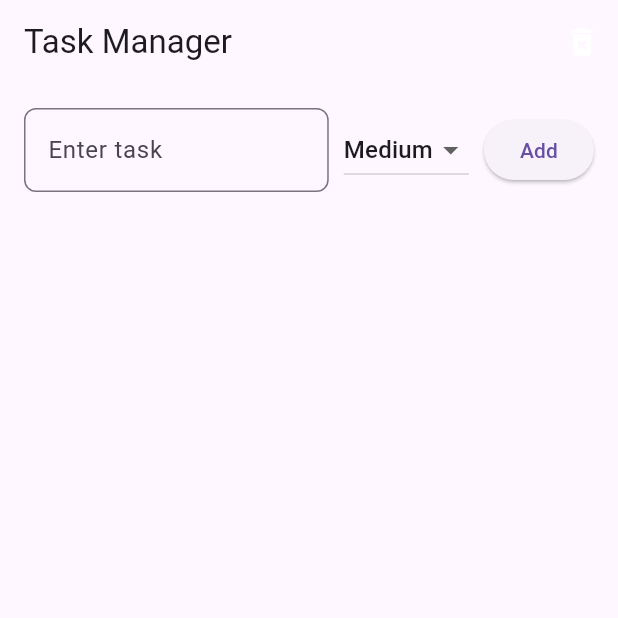
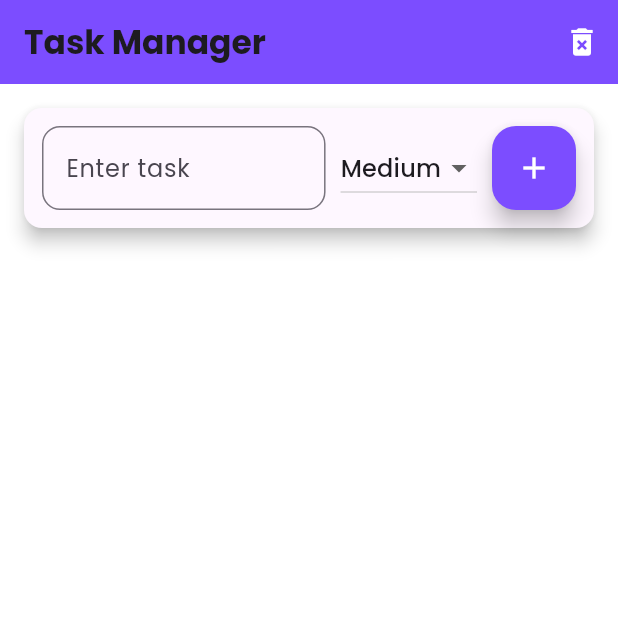
Before and after one commit to leenathreddyj/Task-Manager, a Flutter app: the screen it shows after launch, on a phone screen of 412 x 824 dp, the top half of it. Run offline on Flutter 3.47's test engine with Material 3 defaults, Android fonts, the phone set to English and light mode, and no system bars; our stand-ins replace google_fonts.

Commit message:
Changed the colour theme for better visibility.

```diff
--- a/lib/main.dart
+++ b/lib/main.dart
@@ -1,4 +1,6 @@
+//Venkata Saileenath Reddy Jampala
 import 'package:flutter/material.dart';
+import 'package:google_fonts/google_fonts.dart'; // Ensure you have this package installed using `flutter pub add google_fonts`
 
 void main() {
   runApp(const TaskManagerApp());
@@ -20,10 +22,11 @@ class TaskManagerApp extends StatelessWidget {
   @override
   Widget build(BuildContext context) {
     return MaterialApp(
+      debugShowCheckedModeBanner: false,
       title: 'Task Manager',
       theme: ThemeData(
-        primarySwatch: Colors.blue,
-        visualDensity: VisualDensity.adaptivePlatformDensity,
+        primarySwatch: Colors.deepPurple,
+        textTheme: GoogleFonts.poppinsTextTheme(),
       ),
       home: const TaskListScreen(),
     );
@@ -76,8 +79,12 @@ class TaskListScreenState extends State<TaskListScreen> {
   @override
   Widget build(BuildContext context) {
     return Scaffold(
+      backgroundColor: Colors.white,
       appBar: AppBar(
-        title: const Text('Task Manager'),
+        backgroundColor: Colors.deepPurpleAccent,
+        title: const Text('Task Manager', style: TextStyle(fontWeight: FontWeight.bold)),
+
+        elevation: 0,
         actions: [
           IconButton(
             icon: const Icon(Icons.delete_forever, color: Colors.white),
@@ -93,7 +100,12 @@ class TaskListScreenState extends State<TaskListScreen> {
         padding: const EdgeInsets.all(16.0),
         child: Column(
           children: [
-            Row(
+            Material(
+              elevation: 5,
+              borderRadius: BorderRadius.circular(12),
+              child: Padding(
+                padding: const EdgeInsets.all(12.0),
+                child: Row(
                   children: [
                     Expanded(
                       child: TextField(
@@ -101,7 +113,7 @@ class TaskListScreenState extends State<TaskListScreen> {
                         decoration: InputDecoration(
                           labelText: 'Enter task',
                           border: OutlineInputBorder(
-                        borderRadius: BorderRadius.circular(8.0),
+                            borderRadius: BorderRadius.circular(12.0),
                           ),
                         ),
                       ),
@@ -122,18 +134,28 @@ class TaskListScreenState extends State<TaskListScreen> {
                       },
                     ),
                     const SizedBox(width: 10),
-                ElevatedButton(
+                    FloatingActionButton(
+                      backgroundColor: Colors.deepPurpleAccent,
+
+
                       onPressed: _addTask,
-                  child: const Text('Add'),
+                      child: const Icon(Icons.add, color: Colors.white),
+
                     ),
                   ],
+                ),
+              ),
             ),
             const SizedBox(height: 20),
             Expanded(
               child: ListView.builder(
                 itemCount: _tasks.length,
                 itemBuilder: (context, index) {
-                  return Card(
+                  return AnimatedContainer(
+                    duration: const Duration(milliseconds: 500),
+                    curve: Curves.easeInOut,
+                    margin: const EdgeInsets.only(bottom: 10),
+                    child: Card(
                       shape: RoundedRectangleBorder(
                         borderRadius: BorderRadius.circular(10.0),
                       ),
@@ -154,11 +176,12 @@ class TaskListScreenState extends State<TaskListScreen> {
                         ),
                         subtitle: Text(
                           'Priority: ${_tasks[index].priority}\nAdded: ${_tasks[index].createdAt.toLocal()}'.split('.')[0],
-                        style: TextStyle(fontSize: 12),
+                          style: const TextStyle(fontSize: 12),
                         ),
                         trailing: IconButton(
                           icon: const Icon(Icons.delete, color: Colors.red),
                           onPressed: () => _removeTask(index),
+                        ),
                       ),
                     ),
                   );
--- a/pubspec.yaml
+++ b/pubspec.yaml
@@ -34,6 +34,7 @@ dependencies:
   # The following adds the Cupertino Icons font to your application.
   # Use with the CupertinoIcons class for iOS style icons.
   cupertino_icons: ^1.0.8
+  google_fonts: ^6.2.1
 
 dev_dependencies:
   flutter_test:
```
Also changed, not shown: pubspec.lock, 7 other files. Lines whose indentation alone changed are shown as unchanged.
